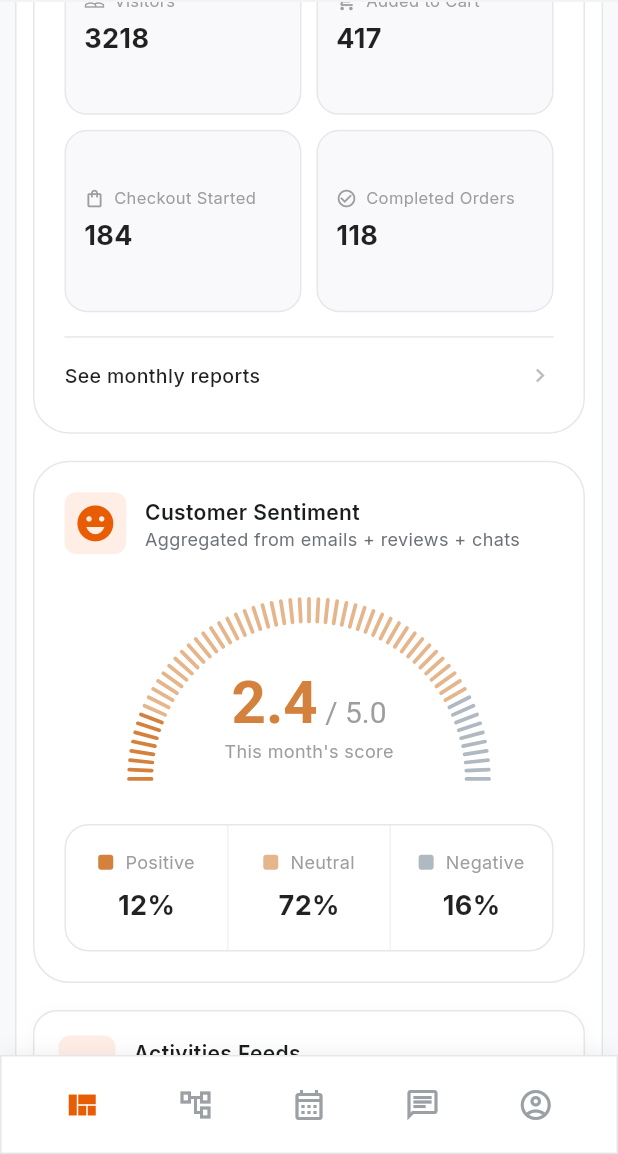
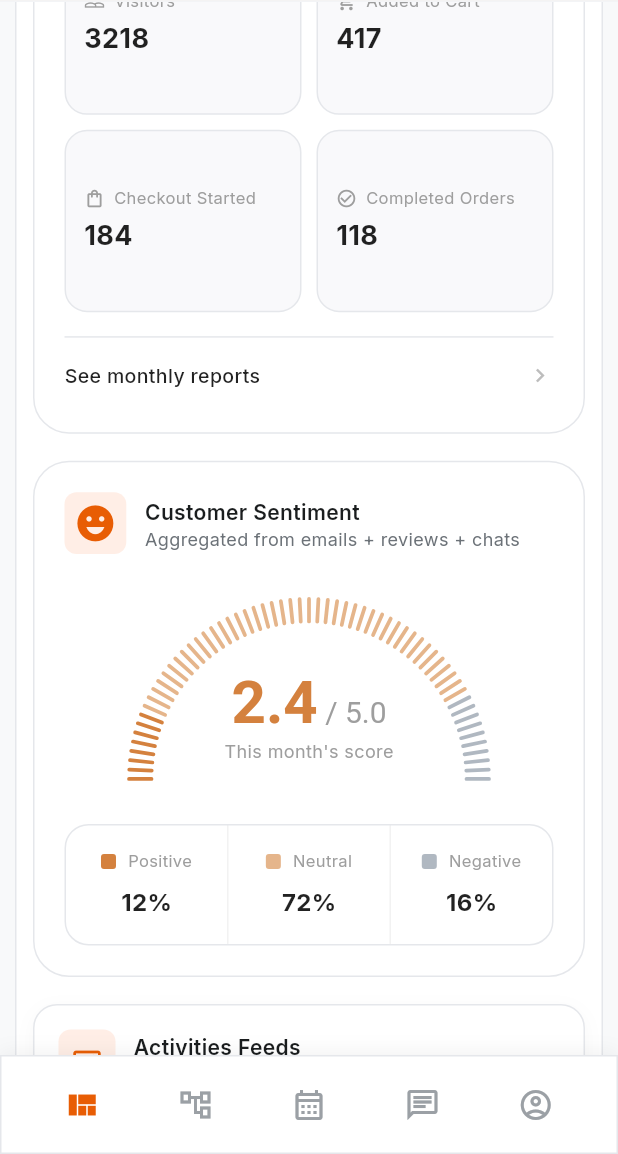
Before and after one commit to HE11032006/Mare_Flutter, a Flutter app: the screen it shows after launch, scrolled down 1152 dp, on a phone screen of 412 x 824 dp, the part 82-1236 px from its top. Run offline on Flutter 3.47's test engine with Material 3 defaults, Android fonts, the phone set to English and light mode, and no system bars; drawn by our look-alikes of flutter_animate; our stand-ins replace fl_chart, google_fonts.

Commit message:
fix:Modifications pour gérer les bugs d'overflows

```diff
--- a/lib/widget/cards/activity_seeds.dart
+++ b/lib/widget/cards/activity_seeds.dart
@@ -129,7 +129,8 @@ class ActivitiesCard extends StatelessWidget {
           child: Icon(Icons.smart_button, color: AppColors.chartOrange, size: 22),
         ),
         const SizedBox(width: 12),
-        Column(
+        Expanded(
+          child: Column(
             crossAxisAlignment: CrossAxisAlignment.start,
             children: [
               Text('Activities Feeds', style: AppTextStyles.cardTitle),
@@ -137,6 +138,7 @@ class ActivitiesCard extends StatelessWidget {
               Text('Stay updated with your business', style: AppTextStyles.cardSubtitle),
             ],
           ),
+        ),
       ],
     );
   }
--- a/lib/widget/cards/customer_sentiment_card.dart
+++ b/lib/widget/cards/customer_sentiment_card.dart
@@ -142,19 +142,25 @@ class CustomerSentimentCard extends StatelessWidget {
               ),
             ),
             const SizedBox(width: 8),
-            Text(
-              label,
-              style: const TextStyle(fontSize: 12, color: Colors.grey),
+            Flexible(
+              child: Text(
+                label,
+                style: const TextStyle(fontSize: 11, color: Colors.grey),
+                overflow: TextOverflow.ellipsis,
+                maxLines: 1,
+              ),
             ),
           ],
         ),
         const SizedBox(height: 8),
-        Text(
-          value,
-          style: const TextStyle(
-            fontSize: 18,
-            fontWeight: FontWeight.bold,
-            color: Colors.black87,
+        Expanded(
+          child: Text(
+            value,
+            style: const TextStyle(
+              fontSize: 16,
+              fontWeight: FontWeight.bold,
+              color: Colors.black87,
+            ),
           ),
         ),
       ],
--- a/lib/widget/cards/efficiency_slide_card.dart
+++ b/lib/widget/cards/efficiency_slide_card.dart
@@ -40,7 +40,7 @@ class _EfficiencySlideCardState extends State<EfficiencySlideCard> {
               },
             ),
           ),
-          const SizedBox(height: 12),
+          const SizedBox(height: 8),
           Row(
             mainAxisAlignment: MainAxisAlignment.center,
             children: List.generate(
@@ -48,7 +48,7 @@ class _EfficiencySlideCardState extends State<EfficiencySlideCard> {
               (index) => _buildPageIndicator(index),
             ),
           ),
-          const SizedBox(height: 8),
+          const SizedBox(height: 4),
         ],
       ),
     );
@@ -84,7 +84,7 @@ class _EfficiencySlideCardState extends State<EfficiencySlideCard> {
           ),
         ],
       ),
-      padding: const EdgeInsets.symmetric(horizontal: 20, vertical: 15),
+      padding: const EdgeInsets.symmetric(horizontal: 20, vertical: 12),
       child: Column(
         mainAxisAlignment: MainAxisAlignment.spaceBetween,
         crossAxisAlignment: CrossAxisAlignment.start,
--- a/lib/widget/common/custom_bottom_nav.dart
+++ b/lib/widget/common/custom_bottom_nav.dart
@@ -54,7 +54,7 @@ class CustomBottomNav extends StatelessWidget {
       child: AnimatedContainer(
         duration: const Duration(milliseconds: 200),
         curve: Curves.easeInOut,
-        padding: const EdgeInsets.symmetric(horizontal: 16, vertical: 8),
+        padding: const EdgeInsets.symmetric(horizontal: 8, vertical: 8),
         child: Icon(
           isSelected ? filledIcon : outlinedIcon,
           color: isSelected ? AppColors.primary : AppColors.navInactive,
```
Lines whose indentation alone changed are shown as unchanged.
